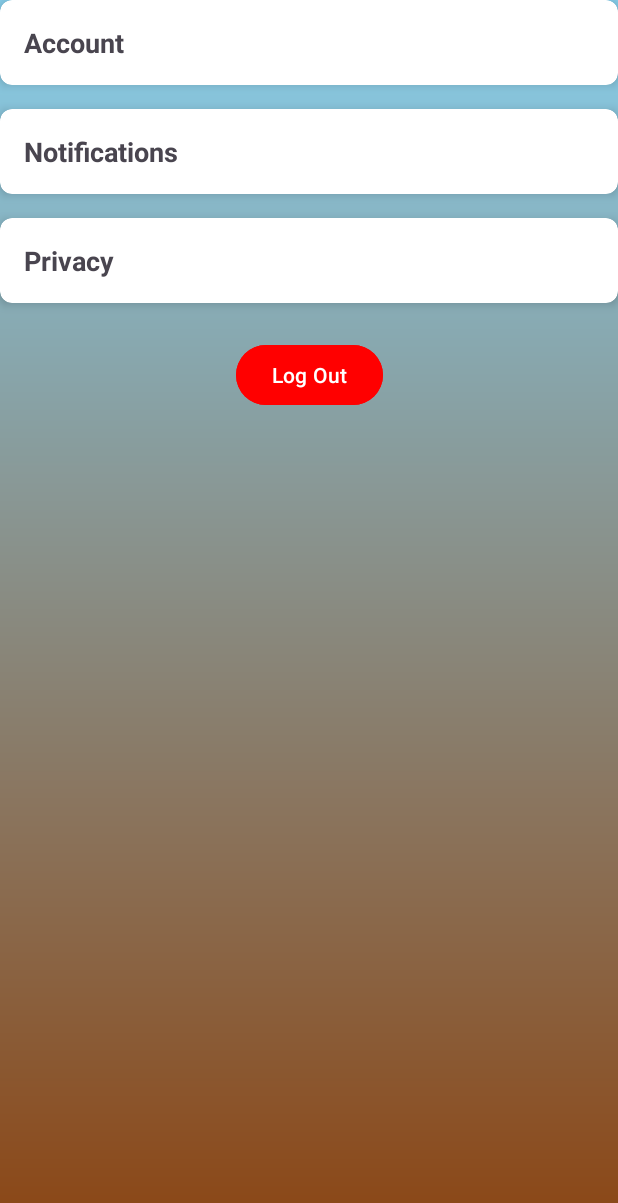
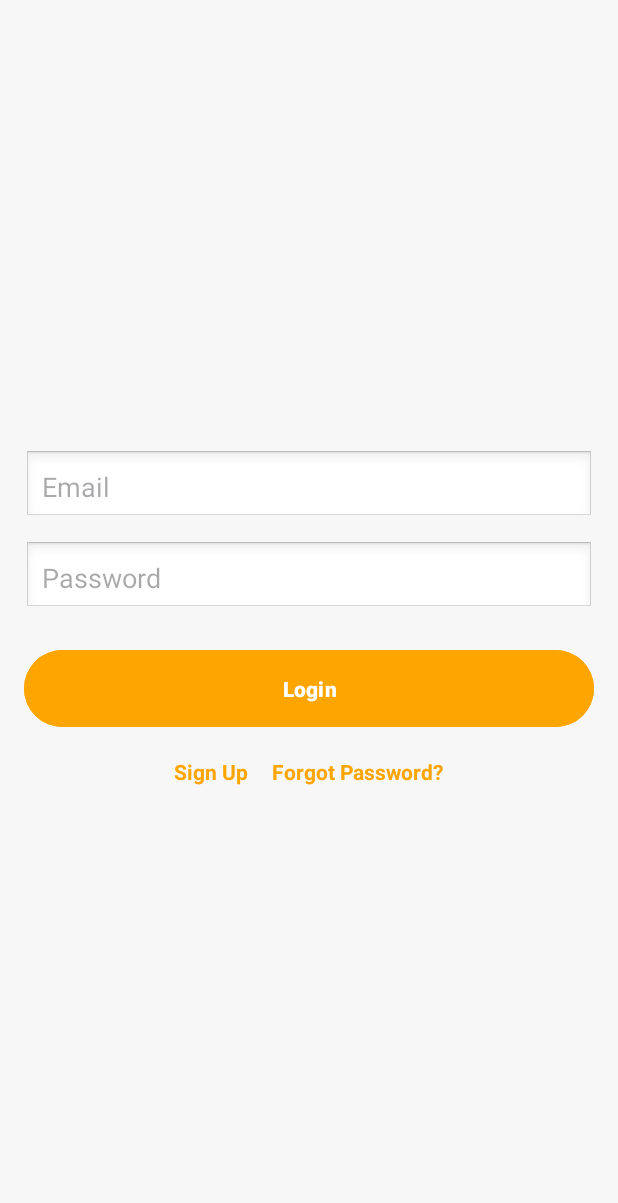
Before and after one commit to mgg7934/reduce_food_wastage_app, an Android app: the screen it shows after launch (MainActivity before the commit, LoginActivity after it), on a phone screen of 412 x 824 dp. Shown: the top 1203 px of the screen. Run offline under Robolectric (Android 15) with nearby library versions, the phone set to English and light mode, and no system bars.

Commit message:
addedd login, signup and forgot password

```diff
--- /dev/null
+++ b/app/src/main/java/com/example/reduce_food_wastage_app/LoginActivity.java
@@ -0,0 +1,66 @@
+package com.example.reduce_food_wastage_app;
+
+import android.content.Intent;
+import android.os.Bundle;
+import android.view.View;
+import android.widget.Button;
+import android.widget.EditText;
+import android.widget.TextView;
+import android.widget.Toast;
+import androidx.appcompat.app.AppCompatActivity;
+
+public class LoginActivity extends AppCompatActivity {
+
+    private EditText emailInput, passwordInput;
+    private Button loginButton;
+    private TextView signUpLink, forgotPasswordLink;
+
+    @Override
+    protected void onCreate(Bundle savedInstanceState) {
+        super.onCreate(savedInstanceState);
+        setContentView(R.layout.activity_login);
+
+        // Initialize UI elements
+        emailInput = findViewById(R.id.emailInput);
+        passwordInput = findViewById(R.id.passwordInput);
+        loginButton = findViewById(R.id.loginButton);
+        signUpLink = findViewById(R.id.signUpLink);
+        forgotPasswordLink = findViewById(R.id.forgotPasswordLink);
+
+        // Login button click listener
+        loginButton.setOnClickListener(new View.OnClickListener() {
+            @Override
+            public void onClick(View v) {
+                String email = emailInput.getText().toString();
+                String password = passwordInput.getText().toString();
+
+                if (email.isEmpty() || password.isEmpty()) {
+                    Toast.makeText(LoginActivity.this, "Please fill all fields", Toast.LENGTH_SHORT).show();
+                } else {
+                    // Login logic goes here
+                    Toast.makeText(LoginActivity.this, "Login Successful", Toast.LENGTH_SHORT).show();
+                }
+            }
+        });
+
+        // Sign Up link click listener
+        signUpLink.setOnClickListener(new View.OnClickListener() {
+            @Override
+            public void onClick(View v) {
+                // Navigate to SignupActivity
+                Intent intent = new Intent(LoginActivity.this, SignupActivity.class);
+                startActivity(intent);
+            }
+        });
+
+        // Forgot Password link click listener
+        forgotPasswordLink.setOnClickListener(new View.OnClickListener() {
+            @Override
+            public void onClick(View v) {
+                // Navigate to ForgotPasswordActivity
+                Intent intent = new Intent(LoginActivity.this, ForgotPasswordActivity.class);
+                startActivity(intent);
+            }
+        });
+    }
+}
--- a/app/src/main/java/com/example/reduce_food_wastage_app/MainActivity.java
+++ b/app/src/main/java/com/example/reduce_food_wastage_app/MainActivity.java
@@ -1,6 +1,9 @@
 package com.example.reduce_food_wastage_app;
 
+import android.content.Intent;
 import android.os.Bundle;
+import android.view.View;
+import android.widget.Button;
 
 import androidx.activity.EdgeToEdge;
 import androidx.appcompat.app.AppCompatActivity;
@@ -15,10 +18,15 @@ public class MainActivity extends AppCompatActivity {
         super.onCreate(savedInstanceState);
         EdgeToEdge.enable(this);
         setContentView(R.layout.activity_main);
-        ViewCompat.setOnApplyWindowInsetsListener(findViewById(R.id.main), (v, insets) -> {
-            Insets systemBars = insets.getInsets(WindowInsetsCompat.Type.systemBars());
-            v.setPadding(systemBars.left, systemBars.top, systemBars.right, systemBars.bottom);
-            return insets;
+
+        Button button = findViewById(R.id.btn_logout);
+        button.setOnClickListener(new View.OnClickListener() {
+            @Override
+            public void onClick(View v) {
+                // Create an Intent to start SecondActivity
+                Intent intent = new Intent(MainActivity.this, PaymentActivity.class);
+                startActivity(intent);  // Start the new activity
+            }
         });
     }
 }
--- /dev/null
+++ b/app/src/main/res/layout/activity_login.xml
@@ -0,0 +1,73 @@
+<?xml version="1.0" encoding="utf-8"?>
+<LinearLayout xmlns:android="http://schemas.android.com/apk/res/android"
+    android:layout_width="match_parent"
+    android:layout_height="match_parent"
+    android:orientation="vertical"
+    android:padding="16dp"
+    android:gravity="center"
+    android:background="#f7f7f7">
+
+    <!-- Email Input -->
+    <EditText
+        android:id="@+id/emailInput"
+        android:layout_width="match_parent"
+        android:layout_height="wrap_content"
+        android:hint="Email"
+        android:inputType="textEmailAddress"
+        android:padding="12dp"
+        android:background="@android:drawable/edit_text"
+        android:layout_marginBottom="12dp"/>
+
+    <!-- Password Input -->
+    <EditText
+        android:id="@+id/passwordInput"
+        android:layout_width="match_parent"
+        android:layout_height="wrap_content"
+        android:hint="Password"
+        android:inputType="textPassword"
+        android:padding="12dp"
+        android:background="@android:drawable/edit_text"
+        android:layout_marginBottom="20dp"/>
+
+    <!-- Login Button -->
+    <Button
+        android:id="@+id/loginButton"
+        android:layout_width="match_parent"
+        android:layout_height="wrap_content"
+        android:text="Login"
+        android:textColor="#FFFFFF"
+        android:backgroundTint="#FFA500"
+        android:padding="16dp"
+        android:textStyle="bold"/>
+
+    <!-- Horizontal Layout for Sign Up and Forgot Password Links -->
+    <LinearLayout
+        android:layout_width="match_parent"
+        android:layout_height="wrap_content"
+        android:orientation="horizontal"
+        android:gravity="center"
+        android:layout_marginTop="16dp">
+
+        <!-- Sign Up Link -->
+        <TextView
+            android:id="@+id/signUpLink"
+            android:layout_width="wrap_content"
+            android:layout_height="wrap_content"
+            android:text="Sign Up"
+            android:textColor="#FFA500"
+            android:textStyle="bold"
+            android:layout_marginEnd="16dp"
+            android:clickable="true"/>
+
+        <!-- Forgot Password Link -->
+        <TextView
+            android:id="@+id/forgotPasswordLink"
+            android:layout_width="wrap_content"
+            android:layout_height="wrap_content"
+            android:text="Forgot Password?"
+            android:textColor="#FFA500"
+            android:textStyle="bold"
+            android:clickable="true"/>
+    </LinearLayout>
+
+</LinearLayout>
--- a/app/src/main/res/layout/activity_main.xml
+++ b/app/src/main/res/layout/activity_main.xml
@@ -4,9 +4,9 @@
     android:layout_height="match_parent"
     android:id="@+id/main"
     xmlns:app="http://schemas.android.com/apk/res-auto"
+    xmlns:tools="http://schemas.android.com/tools"
     android:padding="16dp"
-    android:background="@drawable/gradient_background"
-    >
+    android:background="@drawable/gradient_background">
 
 
 
```
Also changed, not shown: app/src/main/AndroidManifest.xml (+18 -4 lines), app/src/main/java/com/example/reduce_food_wastage_app/ForgotPasswordActivity.java (added, +39 -0 lines), app/src/main/java/com/example/reduce_food_wastage_app/PaymentActivity.java (added, +48 -0 lines), app/src/main/java/com/example/reduce_food_wastage_app/SignupActivity.java (added, +59 -0 lines), app/src/main/res/layout/activity_forgot_password.xml (added, +43 -0 lines), app/src/main/res/layout/activity_payment.xml (added, +81 -0 lines), app/src/main/res/layout/activity_signup.xml (added, +64 -0 lines).
